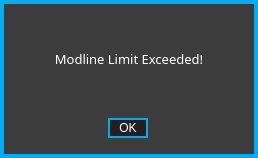
Before: the Qt Designer form standalone/advanced/forms/modlineWarningFormWin.ui in Muse-Kinetics/softstep_editor, drawn with Qt 5.
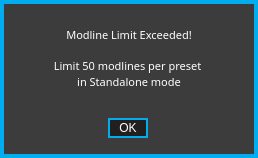
After: the same form once the commit is applied.

Commit message: -Cleaned up some ui forms a bit more. Need to do tooltips, but currently cannot run the release build to check them.

```diff
--- a/standalone/advanced/forms/modlineWarningFormWin.ui
+++ b/standalone/advanced/forms/modlineWarningFormWin.ui
@@ -128,7 +128,13 @@
       </font>
      </property>
      <property name="text">
-      <string>Modline Limit Exceeded!</string>
+      <string>&lt;!DOCTYPE HTML PUBLIC &quot;-//W3C//DTD HTML 4.0//EN&quot; &quot;http://www.w3.org/TR/REC-html40/strict.dtd&quot;&gt;
+&lt;html&gt;&lt;head&gt;&lt;meta name=&quot;qrichtext&quot; content=&quot;1&quot; /&gt;&lt;style type=&quot;text/css&quot;&gt;
+p, li { white-space: pre-wrap; }
+&lt;/style&gt;&lt;/head&gt;&lt;body style=&quot; font-family:'MS Shell Dlg 2'; font-size:8.25pt; font-weight:400; font-style:normal;&quot;&gt;
+&lt;p style=&quot; margin-top:0px; margin-bottom:0px; margin-left:0px; margin-right:0px; -qt-block-indent:0; text-indent:0px;&quot;&gt;&lt;span style=&quot; font-size:8pt;&quot;&gt;Modline Limit Exceeded!&lt;/span&gt;&lt;/p&gt;
+&lt;p style=&quot; margin-top:0px; margin-bottom:0px; margin-left:0px; margin-right:0px; -qt-block-indent:0; text-indent:0px;&quot;&gt;&lt;span style=&quot; font-size:8pt;&quot;&gt;&lt;br /&gt;Limit 50 modlines per preset &lt;/span&gt;&lt;/p&gt;
+&lt;p style=&quot; margin-top:0px; margin-bottom:0px; margin-left:0px; margin-right:0px; -qt-block-indent:0; text-indent:0px;&quot;&gt;&lt;span style=&quot; font-size:8pt;&quot;&gt;in Standalone mode&lt;/span&gt;&lt;/p&gt;&lt;/body&gt;&lt;/html&gt;</string>
      </property>
      <property name="alignment">
       <set>Qt::AlignCenter</set>
```
The commit also changes 6 other files.
